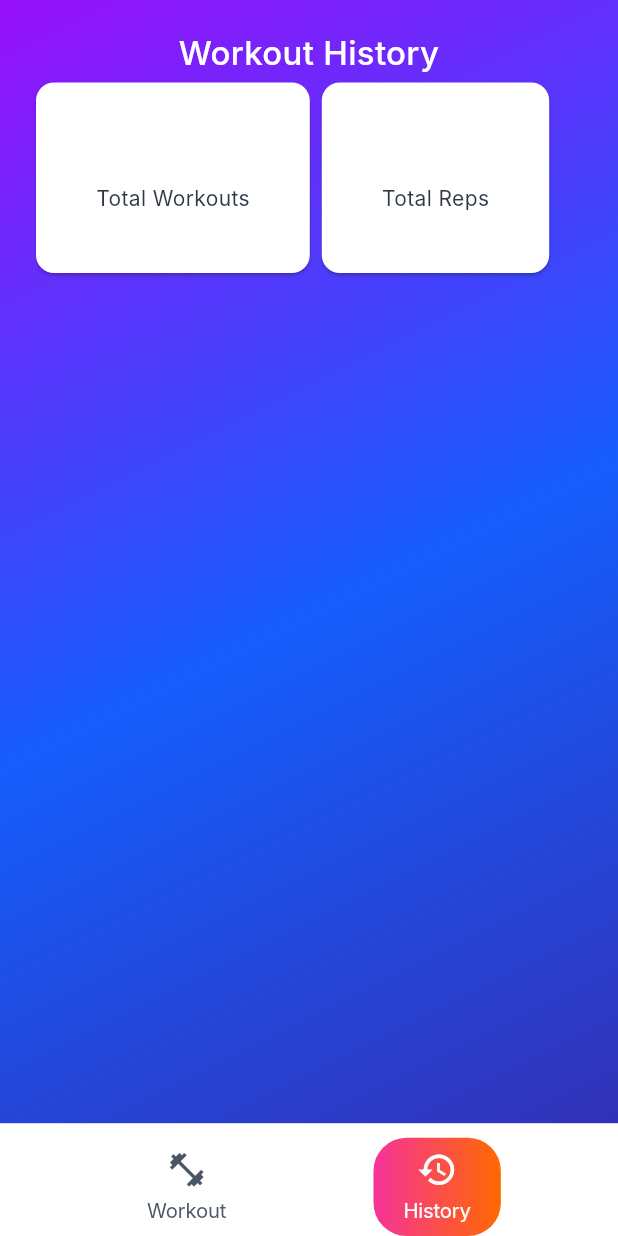
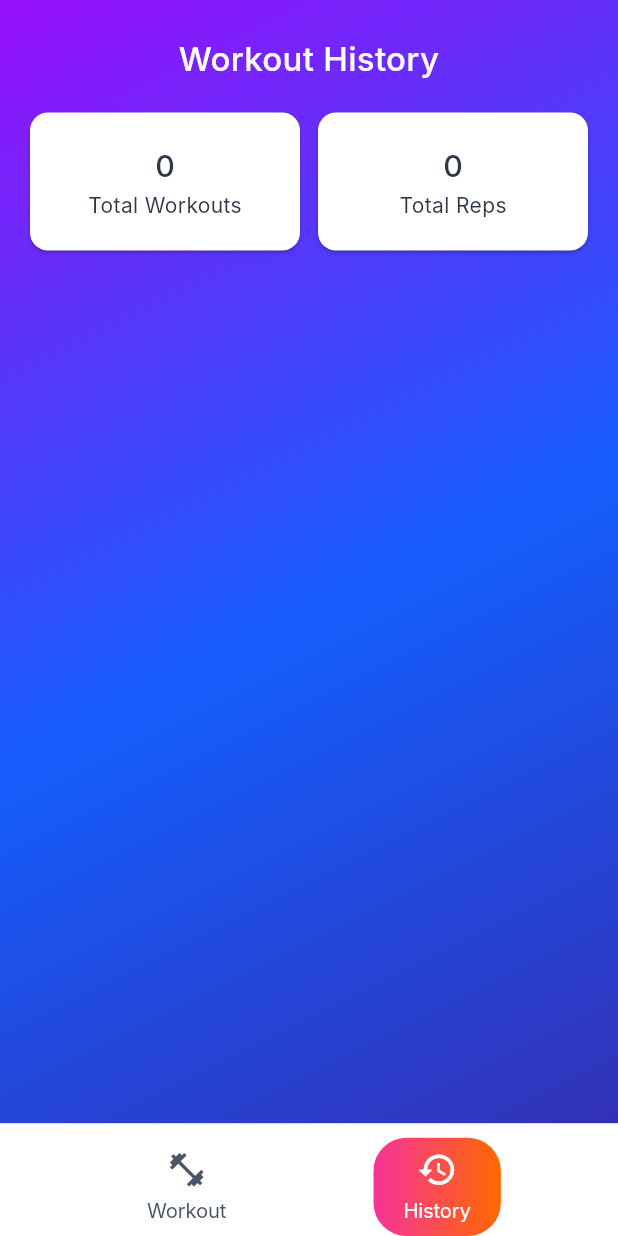
Before and after one commit to SaturnFromTitan/pull-up-ritual, a Flutter app: the screen it shows after launch, after a tap on "History", on a phone screen of 412 x 824 dp. Run offline on Flutter 3.47's test engine with Material 3 defaults, Android fonts, the phone set to English and light mode, and no system bars; Roboto replaces fonts that are missing (Inter).

Commit message:
chore: add screen padding to GradientScaffold class

```diff
--- a/lib/core/themes/app_spacing.dart
+++ b/lib/core/themes/app_spacing.dart
@@ -15,7 +15,6 @@ class AppSpacing {
   // TODO: move these into the specific widget files
   static const double cardPadding = 19.34; // From Figma
   static const double cardGap = 13.496; // From Figma
-  static const double screenPadding = 26.992; // From Figma
   static const double iconSize = 35.996; // From Figma
   static const double cardIconSize = 53.994; // From Figma
   static const double buttonHeight = 71.992; // From Figma
--- a/lib/core/widgets/gradient_scaffold.dart
+++ /dev/null
@@ -1,24 +0,0 @@
-import 'package:flutter/material.dart';
-import '../themes/app_colors.dart';
-
-class GradientScaffold extends StatelessWidget {
-  final Widget body;
-  final Widget? bottomNavigationBar;
-
-  const GradientScaffold({
-    super.key,
-    required this.body,
-    this.bottomNavigationBar,
-  });
-
-  @override
-  Widget build(BuildContext context) {
-    return Container(
-      decoration: BoxDecoration(gradient: AppGradients.background),
-      child: Scaffold(
-        body: SafeArea(child: body),
-        bottomNavigationBar: bottomNavigationBar,
-      ),
-    );
-  }
-}
--- /dev/null
+++ b/lib/core/widgets/screen_scaffold.dart
@@ -0,0 +1,36 @@
+import 'package:flutter/material.dart';
+import 'package:pull_up_ritual/core/themes/app_spacing.dart';
+import '../themes/app_colors.dart';
+
+class ScreenScaffold extends StatelessWidget {
+  final Widget child;
+  final Widget? bottomNavigationBar;
+
+  const ScreenScaffold({
+    super.key,
+    required this.child,
+    this.bottomNavigationBar,
+  });
+
+  static const double _screenPaddingHorizontal = AppSpacing.md;
+  static const double _screenPaddingVertical = AppSpacing.lg;
+
+  @override
+  Widget build(BuildContext context) {
+    return Container(
+      decoration: BoxDecoration(gradient: AppGradients.background),
+      child: Scaffold(
+        body: SafeArea(
+          child: Padding(
+            padding: const EdgeInsets.symmetric(
+              horizontal: _screenPaddingHorizontal,
+              vertical: _screenPaddingVertical,
+            ),
+            child: child,
+          ),
+        ),
+        bottomNavigationBar: bottomNavigationBar,
+      ),
+    );
+  }
+}
--- a/lib/features/history/presentation/screens/history_screen.dart
+++ b/lib/features/history/presentation/screens/history_screen.dart
@@ -1,5 +1,8 @@
 import 'package:flutter/material.dart';
 import 'package:provider/provider.dart';
+import 'package:pull_up_ritual/core/themes/app_colors.dart';
+import 'package:pull_up_ritual/core/themes/app_spacing.dart';
+import 'package:pull_up_ritual/core/themes/app_typography.dart';
 import 'package:pull_up_ritual/features/workout/presentation/widgets/set_cards.dart'
     show SetCards;
 import 'package:pull_up_ritual/shared/providers/app_provider.dart';
@@ -14,28 +17,40 @@ class HistoryScreen extends StatelessWidget {
   Widget build(BuildContext context) {
     final theme = Theme.of(context);
     final appProvider = context.read<AppProvider>();
-    final workouts = appProvider.completedWorkouts;
+    final workouts = appProvider.completedWorkouts.reversed.toList();
     final numWorkouts = workouts.length;
     final totalReps = workouts.fold(0, (t, w) => t + w.totalReps());
 
-    return Container(
-      margin: const EdgeInsets.all(20.0),
-      child: ListView(
+    return Column(
       children: [
         Text(
           "Workout History",
           textAlign: TextAlign.center,
           style: theme.textTheme.displaySmall,
         ),
+        SizedBox(height: AppSpacing.md),
         Row(
           children: [
-              TotalCard(value: numWorkouts, text: "Total Workouts"),
-              TotalCard(value: totalReps, text: "Total Reps"),
+            Expanded(
+              child: TotalCard(value: numWorkouts, text: "Total Workouts"),
+            ),
+            SizedBox(width: AppSpacing.xs),
+            Expanded(
+              child: TotalCard(value: totalReps, text: "Total Reps"),
+            ),
           ],
         ),
-          ...[for (var workout in workouts) WorkoutHistory(workout: workout)],
+        SizedBox(height: AppSpacing.xs),
+        Expanded(
+          child: ListView(
+            children: [
+              ...[
+                for (var workout in workouts) WorkoutHistory(workout: workout),
+              ],
             ],
           ),
+        ),
+      ],
     );
   }
 }
@@ -50,11 +65,16 @@ class TotalCard extends StatelessWidget {
     final theme = Theme.of(context);
     return Card(
       child: Padding(
-        padding: EdgeInsets.all(40.0),
+        padding: EdgeInsets.all(20.0),
         child: Column(
           children: [
-            Text(value.toString(), style: theme.textTheme.headlineMedium),
-            Text(text),
+            Text(
+              value.toString(),
+              style: AppTypography.headlineLarge.copyWith(
+                color: AppColors.onLight,
+              ),
+            ),
+            Text(text, style: theme.textTheme.bodyMedium),
           ],
         ),
       ),
--- a/lib/features/workout/presentation/screens/base_workout_screen.dart
+++ b/lib/features/workout/presentation/screens/base_workout_screen.dart
@@ -1,6 +1,6 @@
 import 'package:flutter/material.dart';
 import 'package:provider/provider.dart';
-import 'package:pull_up_ritual/core/widgets/gradient_scaffold.dart';
+import 'package:pull_up_ritual/core/widgets/screen_scaffold.dart';
 import 'package:pull_up_ritual/shared/shell_screen.dart' show Shell;
 import 'package:pull_up_ritual/shared/widgets/home_button.dart' show HomeButton;
 import 'package:pull_up_ritual/features/workout/presentation/widgets/set_cards.dart'
@@ -85,9 +85,7 @@ abstract class BaseWorkoutState<T extends BaseWorkoutScreen> extends State<T> {
     int? targetReps = getTargetReps();
     Widget inputs = getInputs(workoutProvider, appProvider);
 
-    return GradientScaffold(
-      body: Container(
-        margin: const EdgeInsets.all(20.0),
+    return ScreenScaffold(
       child: Column(
         mainAxisAlignment: MainAxisAlignment.spaceBetween,
         children: [
@@ -112,14 +110,11 @@ abstract class BaseWorkoutState<T extends BaseWorkoutScreen> extends State<T> {
           ),
           Align(
             alignment: Alignment.topLeft,
-              child: SetCards(
-                values: getSetCardValues(workoutProvider.workout),
-              ),
+            child: SetCards(values: getSetCardValues(workoutProvider.workout)),
           ),
           HomeButton(text: "Cancel", icon: Icons.close),
         ],
       ),
-      ),
     );
   }
 }
--- a/lib/features/workout/presentation/screens/rest_screen.dart
+++ b/lib/features/workout/presentation/screens/rest_screen.dart
@@ -1,6 +1,6 @@
 import 'package:flutter/material.dart';
 import 'package:provider/provider.dart';
-import 'package:pull_up_ritual/core/widgets/gradient_scaffold.dart';
+import 'package:pull_up_ritual/core/widgets/screen_scaffold.dart';
 import 'package:pull_up_ritual/features/workout/presentation/widgets/progress_bar.dart'
     show WorkoutProgressBar;
 import 'package:pull_up_ritual/features/workout/presentation/widgets/set_cards.dart'
@@ -27,9 +27,7 @@ class RestScreen extends StatelessWidget {
       );
     }
 
-    return GradientScaffold(
-      body: Container(
-        margin: const EdgeInsets.all(20.0),
+    return ScreenScaffold(
       child: Column(
         mainAxisAlignment: MainAxisAlignment.spaceBetween,
         children: [
@@ -47,9 +45,7 @@ class RestScreen extends StatelessWidget {
           ),
           Align(
             alignment: Alignment.topLeft,
-              child: SetCards(
-                values: getSetCardValues(workoutProvider.workout),
-              ),
+            child: SetCards(values: getSetCardValues(workoutProvider.workout)),
           ),
           ElevatedButton(
             onPressed: () {
@@ -62,7 +58,6 @@ class RestScreen extends StatelessWidget {
           ),
         ],
       ),
-      ),
     );
   }
 }
--- a/lib/features/workout/presentation/screens/selection_screen.dart
+++ b/lib/features/workout/presentation/screens/selection_screen.dart
@@ -81,9 +81,7 @@ class _WorkoutSelectionScreenState extends State<WorkoutSelectionScreen> {
 
   @override
   Widget build(BuildContext context) {
-    return Padding(
-      padding: const EdgeInsets.all(AppSpacing.screenPadding),
-      child: Column(
+    return Column(
       crossAxisAlignment: CrossAxisAlignment.start,
       children: [
         // Header section
@@ -172,7 +170,6 @@ class _WorkoutSelectionScreenState extends State<WorkoutSelectionScreen> {
           onPressed: _handleSubmit,
         ),
       ],
-      ),
     );
   }
 }
--- a/lib/features/workout/presentation/screens/success_screen.dart
+++ b/lib/features/workout/presentation/screens/success_screen.dart
@@ -1,5 +1,5 @@
 import 'package:flutter/material.dart';
-import 'package:pull_up_ritual/core/widgets/gradient_scaffold.dart';
+import 'package:pull_up_ritual/core/widgets/screen_scaffold.dart';
 import 'package:pull_up_ritual/shared/widgets/home_button.dart' show HomeButton;
 import 'package:pull_up_ritual/features/workout/presentation/widgets/set_cards.dart'
     show SetCards;
@@ -19,8 +19,8 @@ class SuccessScreen extends StatelessWidget {
     final durationText = formatMinutesSeconds(workout.durationSeconds() ?? 0);
     final totalReps = workout.totalReps();
 
-    return GradientScaffold(
-      body: Center(
+    return ScreenScaffold(
+      child: Center(
         child: Column(
           mainAxisAlignment: MainAxisAlignment.spaceAround,
           children: [
--- a/lib/shared/shell_screen.dart
+++ b/lib/shared/shell_screen.dart
@@ -1,6 +1,6 @@
 import 'package:flutter/material.dart';
 import 'package:provider/provider.dart';
-import 'package:pull_up_ritual/core/widgets/gradient_scaffold.dart';
+import 'package:pull_up_ritual/core/widgets/screen_scaffold.dart';
 import 'package:pull_up_ritual/features/history/presentation/screens/history_screen.dart'
     show HistoryScreen;
 import 'package:pull_up_ritual/features/workout/presentation/screens/selection_screen.dart';
@@ -15,11 +15,7 @@ class Shell extends StatelessWidget {
   Widget build(BuildContext context) {
     final appProvider = context.watch<AppProvider>();
 
-    return GradientScaffold(
-      body: IndexedStack(
-        index: appProvider.tabIndex,
-        children: [WorkoutSelectionScreen(), HistoryScreen()],
-      ),
+    return ScreenScaffold(
       bottomNavigationBar: GradientNavigationBar(
         selectedIndex: appProvider.tabIndex,
         onDestinationSelected: appProvider.setTabIndex,
@@ -36,6 +32,10 @@ class Shell extends StatelessWidget {
           ),
         ],
       ),
+      child: IndexedStack(
+        index: appProvider.tabIndex,
+        children: [WorkoutSelectionScreen(), HistoryScreen()],
+      ),
     );
   }
 }
```
Lines whose indentation alone changed are shown as unchanged.
